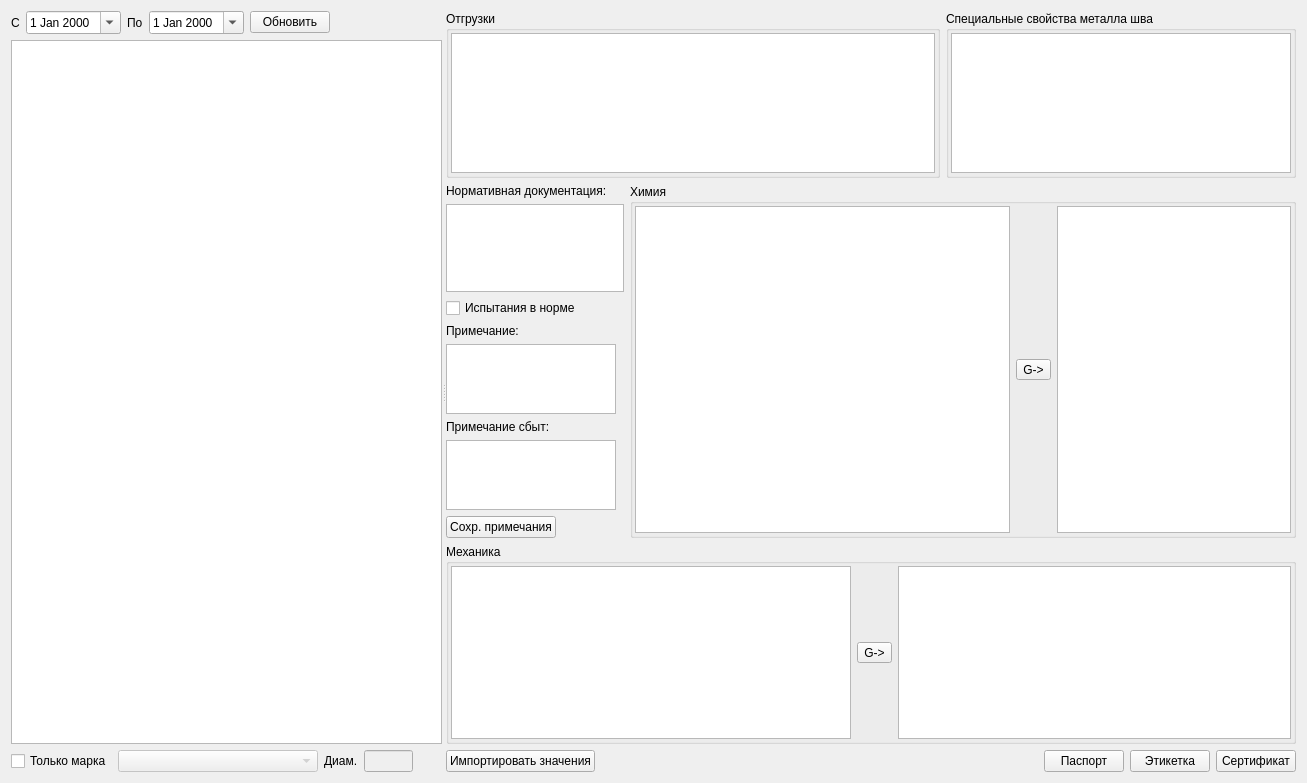
Sergeyego/certificates, file formpartel/formpartel.ui: the form before one commit.
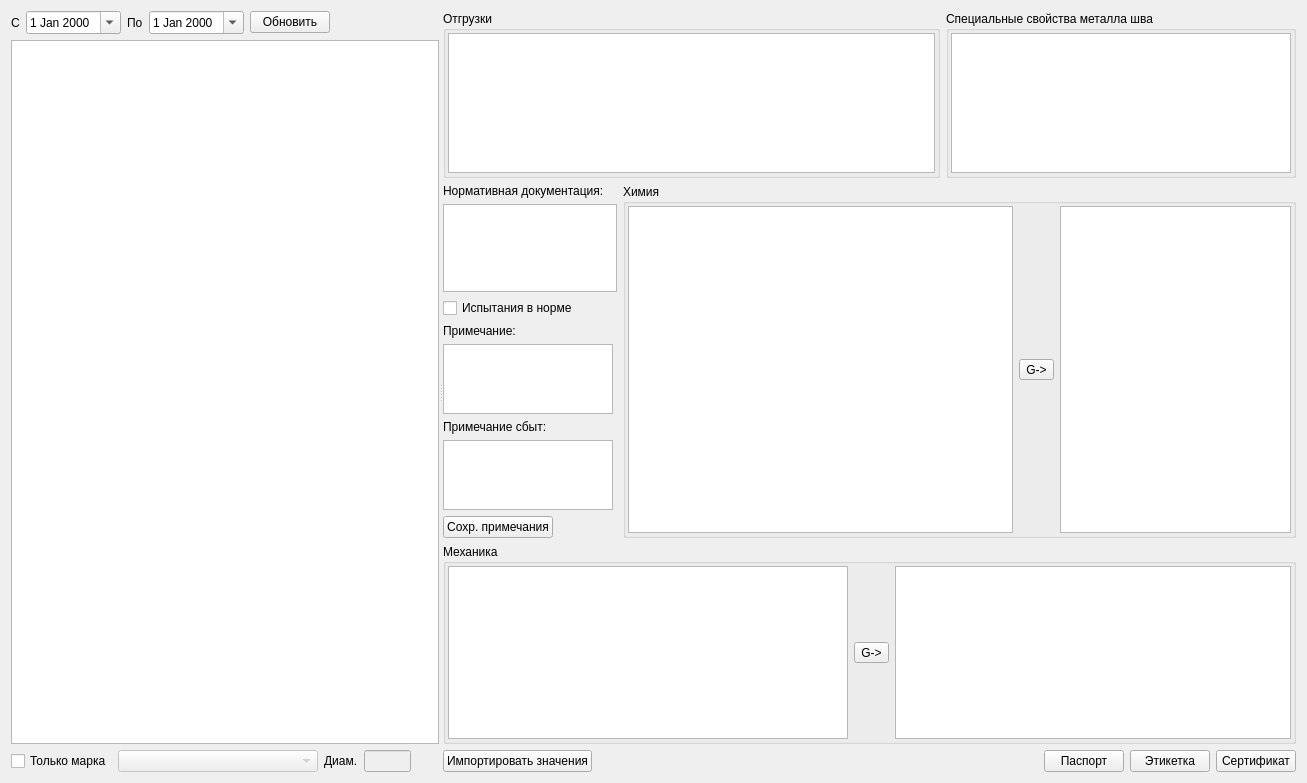
The form after the commit. Custom widgets are drawn as their Qt base class.

Diff of the .ui file:
```diff
--- a/formpartel/formpartel.ui
+++ b/formpartel/formpartel.ui
@@ -344,7 +344,7 @@
              <widget class="RestTableView" name="tableViewChemSrc">
               <property name="minimumSize">
                <size>
-                <width>375</width>
+                <width>385</width>
                 <height>0</height>
                </size>
               </property>
```
